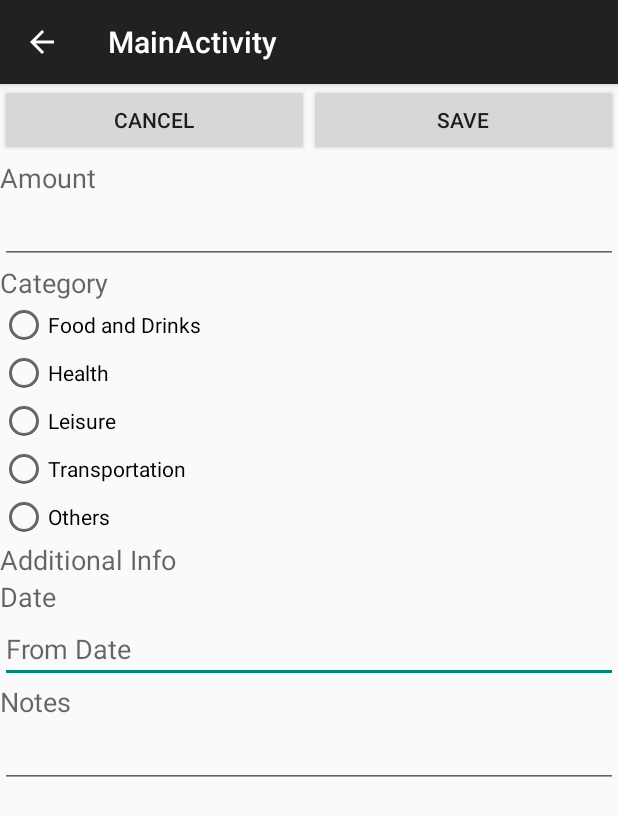
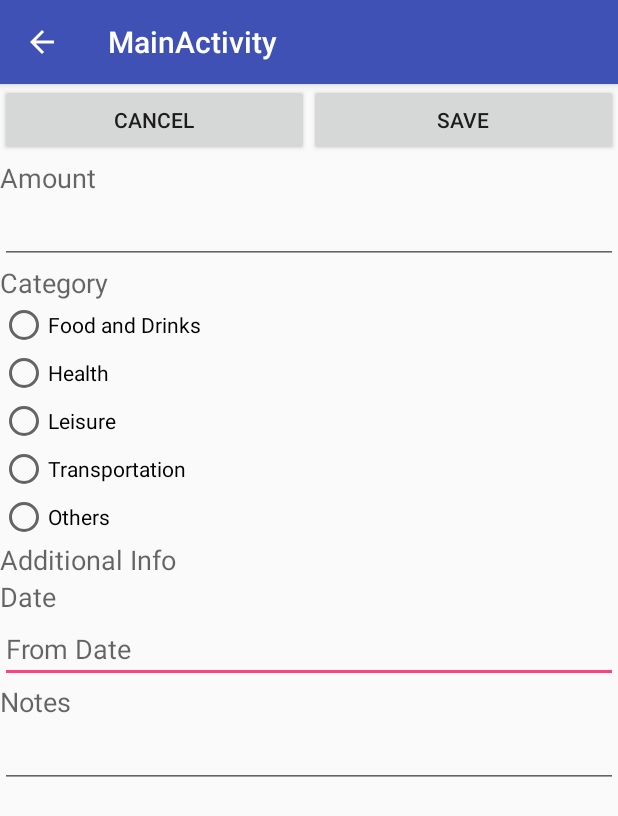
Before and after one commit to game2048/Capstone-Project, an Android app: the screen it shows after launch (NewExpense), after a tap on "NEW EXPENSE", on a phone screen of 412 x 824 dp. Shown: the top 816 px of the screen. Run offline under Robolectric (Android 15) with nearby library versions, the phone set to English and light mode, and no system bars; our stand-ins replace AdMob; 1 statement that could not run was skipped.

Commit message:
clean up

```diff
--- a/Expnesify/app/build.gradle
+++ b/Expnesify/app/build.gradle
@@ -29,7 +29,7 @@ dependencies {
     compile 'com.github.PhilJay:MPAndroidChart:v2.0.9'
     compile 'com.android.support:appcompat-v7:24.0.0-beta1'
     compile 'com.google.android.gms:play-services-ads:7.8.0'
-    compile 'com.google.android.gms:play-services-drive:8.4.0'
+    compile 'com.google.android.gms:play-services-drive:7.8.0'
     compile 'com.android.support:design:23.0.0'
 
 }
--- a/Expnesify/app/src/main/java/com/example/android/expnesify/ArrayListAdaptor.java
+++ b/Expnesify/app/src/main/java/com/example/android/expnesify/ArrayListAdaptor.java
@@ -14,36 +14,12 @@ import java.util.ArrayList;
 
 public class ArrayListAdaptor extends CursorAdapter {
 
-        private Context context;
-        private LayoutInflater inflater;
-
-        private ArrayList<String> imageUrls;
 
         public ArrayListAdaptor(Context context, Cursor c, int flags) {
             super(context, c, flags);
 //        inflater = LayoutInflater.from(context);
         }
 
-//    @Override
-//    public View getView(int position, View convertView, ViewGroup parent) {
-//        if (null == convertView) {
-//            convertView = LayoutInflater.from(getContext()).inflate(
-//                    R.layout.list_item_image, parent, false);
-////                    inflater.inflate(R.layout.list_item_image, parent, false);
-//        }
-//        Movie movie = getItem(position);
-//        ImageView imageView = (ImageView) convertView.findViewById(R.id.List_item_image);
-//
-//        System.out.println("Hello" + position);
-//        System.out.println(movie);
-//        Picasso
-//                .with(context)
-//                .load(movie.PosterPath)
-////                .fit() // will explain later
-//                .into((ImageView) imageView);
-//
-//        return convertView;
-//    }
 
         @Override
         public View newView(Context context, Cursor cursor, ViewGroup parent) {
@@ -57,13 +33,11 @@ public class ArrayListAdaptor extends CursorAdapter {
             TextView category = (TextView) view.findViewById(R.id.textView3);
             TextView amt = (TextView) view.findViewById(R.id.textView2);
             TextView note = (TextView) view.findViewById(R.id.textView4);
-            // Extract properties from cursor
             String body = cursor.getString(2);
 
-            // Populate fields with extracted properties
             category.setText(body);
-            amt.setText(cursor.getString(1) + "$");
-            note.setText(cursor.getString(4) + " on " + cursor.getString(3));
+            amt.setText(cursor.getString(1) + context.getString(R.string.dollar));
+            note.setText(cursor.getString(4) + context.getString(R.string.on) + cursor.getString(3));
         }
 
     }
--- a/Expnesify/app/src/main/java/com/example/android/expnesify/ExpenseList.java
+++ b/Expnesify/app/src/main/java/com/example/android/expnesify/ExpenseList.java
@@ -52,13 +52,7 @@ public class ExpenseList extends Fragment implements LoaderManager.LoaderCallbac
     SharedPreferences prefs ;
     String sumExpense = "0";
     public static final String MyPREFERENCES = "MyPrefs" ;
-    private static final String[] FORECAST_COLUMNS = {
-            // In this case the id needs to be fully qualified with a table name, since
-            // the content provider joins the location & weather tables in the background
-            // (both have an _id column)
-            // On the one hand, that's annoying.  On the other, you can search the weather table
-            // using the location set by the user, which is only in the Location table.
-            // So the convenience is worth it.
+    private static final String[] EXPENSE_COLUMNS = {
             ExpenseContract.ExpenseEntry.TABLE_NAME + "." + ExpenseContract.ExpenseEntry._ID,
             ExpenseContract.ExpenseEntry.COLUMN_EXPENSE_AMOUNT,
             ExpenseContract.ExpenseEntry.COLUMN_EXPENSE_CATEGORY,
@@ -69,11 +63,8 @@ public class ExpenseList extends Fragment implements LoaderManager.LoaderCallbac
     @Override
     public void onCreate(Bundle savedInstanceState) {
         super.onCreate(savedInstanceState);
-        // Add this line in order for this fragment to handle menu events.
+
         setHasOptionsMenu(true);
-
-
-//        return new R.layout.list_item_forecast;
 
     }
 
@@ -81,26 +72,8 @@ public class ExpenseList extends Fragment implements LoaderManager.LoaderCallbac
     public View onCreateView(LayoutInflater inflater, ViewGroup container,
                              Bundle savedInstanceState) {
         View rootView = inflater.inflate(R.layout.fragment_expense_list, container, false);
-//        View emptyView = inflater.inflate(R.layout.empty_list, container, false);
-
-
-//        final Button saveBtn = (Button) rootView.findViewById(
-//                R.id.newExpense);
-//        saveBtn.setOnClickListener(new View.OnClickListener() {
-//
-////            @Override
-////            public void onClick(View v) {
-////                Toast.makeText(getActivity(), "button", Toast.LENGTH_SHORT).show();
-////                Intent intent = new Intent(getActivity(), NewExpense.class);
-////                    startActivity(intent);
-////
-////            }
-////        });
 
         AdView mAdView = (AdView) rootView.findViewById(R.id.adView);
-        // Create an ad request. Check logcat output for the hashed device ID to
-        // get test ads on a physical device. e.g.
-        // "Use AdRequest.Builder.addTestDevice("ABCDEF012345") to get test ads on this device."
         AdRequest adRequest = new AdRequest.Builder()
                 .addTestDevice(AdRequest.DEVICE_ID_EMULATOR)
                 .build();
@@ -113,16 +86,7 @@ public class ExpenseList extends Fragment implements LoaderManager.LoaderCallbac
         ListView listView = (ListView) rootView.findViewById(R.id.listView);
         listView.setAdapter(adapter);
         listView.setEmptyView((TextView)rootView.findViewById(R.id.empty));
-//        TextView emptyTextView = (TextView) rootView.findViewById(R.id.empty);
-//        if(adapter.getCount() > 0 ) {
-//            emptyTextView.setVisibility(View.INVISIBLE);
-//            listView.setVisibility(View.VISIBLE);
-//        }
-//        else
-//        {
-//            emptyTextView.setVisibility(View.VISIBLE);
-//            listView.setVisibility(View.INVISIBLE);
-//        }
+
         listView.setOnItemClickListener(new AdapterView.OnItemClickListener() {
 
             @Override
@@ -154,34 +118,15 @@ public class ExpenseList extends Fragment implements LoaderManager.LoaderCallbac
     @Override
     public void onStart() {
         super.onStart();
-//        updateWeather();
     }
-
-
 
     @Override
     public Loader<Cursor> onCreateLoader(int id, Bundle args) {
-//        String locationSetting = Utility.getPreferredLocation(getActivity());
+        Uri expenseUri =  null;
+        SharedPreferences prefs = PreferenceManager.getDefaultSharedPreferences(getActivity());
+            expenseUri = ExpenseContract.ExpenseEntry.buildExpenseUri();
 
-        // Sort order:  Ascending, by date.
-//        String sortOrder = WeatherContract.WeatherEntry.COLUMN_DATE + " ASC";
-        Uri movieUri =  null;
-        SharedPreferences prefs = PreferenceManager.getDefaultSharedPreferences(getActivity());
-//        String units = prefs.getString(getString(R.string.pref_metric_key),
-//                getString(R.string.pref_location_default));
-//        if(units.equalsIgnoreCase("most popular")|| units.equalsIgnoreCase("highest-rated")) {
-            movieUri = ExpenseContract.ExpenseEntry.buildExpenseUri();
-//        }
-//        else {
-//            movieUri = MovieContract.MovieEntry.buildFavMovieUri();
-//        }
         String[] monthData = {
-                // In this case the id needs to be fully qualified with a table name, since
-                // the content provider joins the location & weather tables in the background
-                // (both have an _id column)
-                // On the one hand, that's annoying.  On the other, you can search the weather table
-                // using the location set by the user, which is only in the Location table.
-                // So the convenience is worth it.
                 "strftime('%m', expense_date) as month",
                 "SUM(expense_amount)"
         };
@@ -209,8 +154,8 @@ public class ExpenseList extends Fragment implements LoaderManager.LoaderCallbac
 
 
         CursorLoader expenseList = new CursorLoader(getActivity(),
-                movieUri,
-                FORECAST_COLUMNS,
+                expenseUri,
+                EXPENSE_COLUMNS,
                 null,
                 null,
                 null);
--- a/Expnesify/app/src/main/java/com/example/android/expnesify/ExpenseWidget.java
+++ b/Expnesify/app/src/main/java/com/example/android/expnesify/ExpenseWidget.java
@@ -36,9 +36,9 @@ public class ExpenseWidget extends AppWidgetProvider {
     static void updateAppWidget(Context context, AppWidgetManager appWidgetManager,
                                 int appWidgetId) {
         prefs = PreferenceManager.getDefaultSharedPreferences(context);
-    String value = prefs.getString("key",
+    String value = prefs.getString(context.getString(R.string.pref_metric_key),
                 String.valueOf(R.string.pref_default));
-        CharSequence widgetText = context.getString(R.string.appwidget_text) + value + "$";//;
+        CharSequence widgetText = context.getString(R.string.appwidget_text) + value + context.getString(R.string.dollar);//;
         // Construct the RemoteViews object
         RemoteViews views = new RemoteViews(context.getPackageName(), R.layout.expense_widget);
         views.setTextViewText(R.id.appwidget_text, widgetText);
--- a/Expnesify/app/src/main/java/com/example/android/expnesify/data/ExpenseDbHelper.java
+++ b/Expnesify/app/src/main/java/com/example/android/expnesify/data/ExpenseDbHelper.java
@@ -26,7 +26,7 @@ import android.database.sqlite.SQLiteOpenHelper;
 import com.example.android.expnesify.data.ExpenseContract.ExpenseEntry;
 
 /**
- * Manages a local database for weather data.
+ * Manages a local database for expense data.
  */
 public class ExpenseDbHelper extends SQLiteOpenHelper {
 
@@ -41,8 +41,6 @@ public class ExpenseDbHelper extends SQLiteOpenHelper {
 
     @Override
     public void onCreate(SQLiteDatabase sqLiteDatabase) {
-        // Create a table to hold locations.  A location consists of the string supplied in the
-        // location setting, the city name, and the latitude and longitude
 
         final String SQL_CREATE_MOVIE_TABLE = "CREATE TABLE " + ExpenseEntry.TABLE_NAME + " (" +
                 ExpenseEntry._ID + " INTEGER PRIMARY KEY AUTOINCREMENT," +
--- a/Expnesify/app/src/main/res/layout/fragment_expense_list.xml
+++ b/Expnesify/app/src/main/res/layout/fragment_expense_list.xml
@@ -79,7 +79,6 @@
         android:paddingEnd="16dp"
         />
 
-
 </LinearLayout>
         <RelativeLayout xmlns:android="http://schemas.android.com/apk/res/android"
             xmlns:tools="http://schemas.android.com/tools"
--- a/Expnesify/app/src/main/res/values/strings.xml
+++ b/Expnesify/app/src/main/res/values/strings.xml
@@ -48,6 +48,14 @@
     <string name="otherDcr">Radio Box for other expense cateogry</string>
     <string name="dateDcr">Date Box for expense date</string>
     <string name="noteDcr">Date Box for expense note</string>
+    <string name="on">on</string>
+    <string name="dollar">$</string>
+
+    <string name="amountError">Amount is required!</string>
+    <string name="dateError">Date is required!</string>
+    <string name="catError">Select a expense category!</string>
+
+    <string name="graph">Graph for Monthly Spendings</string>
 
     <string name="emptyData">No Expense Present for this month</string>
 
--- a/Expnesify/app/src/main/res/values/styles.xml
+++ b/Expnesify/app/src/main/res/values/styles.xml
@@ -3,9 +3,6 @@
     <!-- Base application theme. -->
     <style name="AppTheme" parent="Theme.AppCompat.Light.DarkActionBar">
         <!-- Customize your theme here. -->
-    </style>
-
-    <style name="Theme.Bacon" parent="@style/Theme.AppCompat.Light.NoActionBar">
         <item name="colorPrimary">@color/indigo_500</item>
         <item name="colorPrimaryDark">@color/indigo_700</item>
         <item name="colorAccent">@color/pink_a200</item>
```
Also changed, not shown: Expnesify/app/src/main/java/com/example/android/expnesify/EditExpenseFragment.java (+1 -32 lines), Expnesify/app/src/main/java/com/example/android/expnesify/MainActivityFragment.java (+5 -5 lines), Expnesify/app/src/main/java/com/example/android/expnesify/data/ExpenseContract.java (+0 -27 lines), Expnesify/app/src/main/java/com/example/android/expnesify/data/ExpenseProvider.java (+0 -61 lines), Expnesify/app/src/main/java/com/example/android/expnesify/statisticsFragment.java (+6 -8 lines), Expnesify/app/src/main/res/layout/expense_text.xml (+8 -2 lines), 1 other file.
